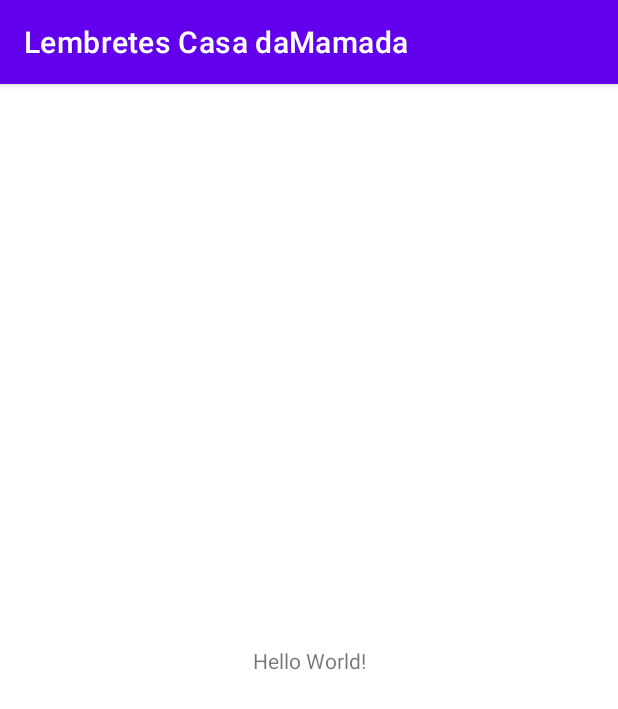
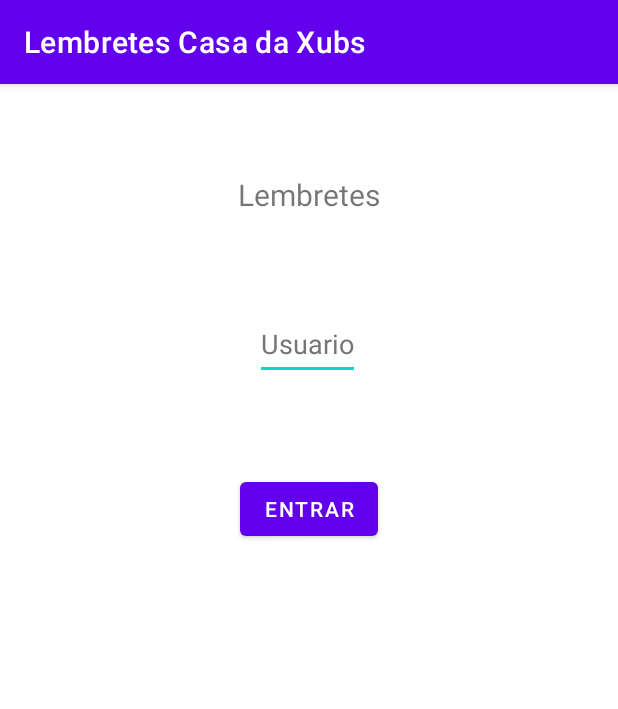
Before and after one commit to diogosm/devTitans-dsm, an Android app: the screen it shows after launch (MainActivity), on a phone screen of 412 x 824 dp. Shown: the top 709 px of the screen. Run offline under Robolectric (Android 15) with nearby library versions, the phone set to English and light mode, and no system bars.

Commit message:
Lab 6 - Etapas obrigatorias

```diff
--- a/LembretesCasadaMamada/app/src/main/AndroidManifest.xml
+++ b/LembretesCasadaMamada/app/src/main/AndroidManifest.xml
@@ -14,6 +14,9 @@
         android:theme="@style/Theme.LembretesCasaDaMamada"
         tools:targetApi="31">
         <activity
+            android:name=".TelaLembrete"
+            android:exported="false" />
+        <activity
             android:name=".MainActivity"
             android:exported="true">
             <intent-filter>
--- a/LembretesCasadaMamada/app/src/main/java/com/example/lembretescasadamamada/MainActivity.java
+++ b/LembretesCasadaMamada/app/src/main/java/com/example/lembretescasadamamada/MainActivity.java
@@ -2,13 +2,46 @@ package com.example.lembretescasadamamada;
 
 import androidx.appcompat.app.AppCompatActivity;
 
+import android.content.Intent;
 import android.os.Bundle;
+import android.view.View;
+import android.widget.Button;
+import android.widget.EditText;
+import android.widget.TextView;
 
 public class MainActivity extends AppCompatActivity {
+
+    private Button botaoEntrar;
+    private EditText caixaNome;
 
     @Override
     protected void onCreate(Bundle savedInstanceState) {
         super.onCreate(savedInstanceState);
         setContentView(R.layout.activity_main);
+
+        this.setBotaoEntrar(findViewById(R.id.botaoEntrar));
+        this.setCaixaNome(findViewById(R.id.caixaNome));
+    }
+
+    public Button getBotaoEntrar() {
+        return botaoEntrar;
+    }
+
+    public void setBotaoEntrar(Button botaoEntrar) {
+        this.botaoEntrar = botaoEntrar;
+    }
+
+    public EditText getCaixaNome() {
+        return caixaNome;
+    }
+
+    public void setCaixaNome(EditText caixaNome) {
+        this.caixaNome = caixaNome;
+    }
+
+    public void entrarApp(View view){
+        Intent nextActivity = new Intent(MainActivity.this, TelaLembrete.class);
+        nextActivity.putExtra("nomeUsuario", getCaixaNome().getText().toString());
+        startActivity(nextActivity);
     }
 }
--- a/LembretesCasadaMamada/app/src/main/res/layout/activity_main.xml
+++ b/LembretesCasadaMamada/app/src/main/res/layout/activity_main.xml
@@ -7,12 +7,43 @@
     tools:context=".MainActivity">
 
     <TextView
+        android:id="@+id/tituloInicio"
         android:layout_width="wrap_content"
         android:layout_height="wrap_content"
-        android:text="Hello World!"
+        android:text="@string/lembretes"
+        android:textSize="20sp"
         app:layout_constraintBottom_toBottomOf="parent"
         app:layout_constraintEnd_toEndOf="parent"
         app:layout_constraintStart_toStartOf="parent"
-        app:layout_constraintTop_toTopOf="parent" />
+        app:layout_constraintTop_toTopOf="parent"
+        app:layout_constraintVertical_bias="0.081" />
+
+    <EditText
+        android:id="@+id/caixaNome"
+        android:layout_width="wrap_content"
+        android:layout_height="wrap_content"
+        android:hint="@string/usuario"
+        android:inputType="text"
+        android:minHeight="48dp"
+        android:textColorHint="#757575"
+        app:layout_constraintBottom_toTopOf="@+id/botaoEntrar"
+        app:layout_constraintEnd_toEndOf="parent"
+        app:layout_constraintHorizontal_bias="0.498"
+        app:layout_constraintStart_toStartOf="parent"
+        app:layout_constraintTop_toBottomOf="@+id/tituloInicio"
+        android:autofillHints="" />
+
+    <Button
+        android:id="@+id/botaoEntrar"
+        android:layout_width="wrap_content"
+        android:layout_height="wrap_content"
+        android:onClick="entrarApp"
+        android:text="@string/entrar"
+        app:layout_constraintBottom_toBottomOf="parent"
+        app:layout_constraintEnd_toEndOf="parent"
+        app:layout_constraintStart_toStartOf="parent"
+        app:layout_constraintTop_toTopOf="parent"
+        app:layout_constraintVertical_bias="0.36"
+        tools:ignore="UsingOnClickInXml" />
 
 </androidx.constraintlayout.widget.ConstraintLayout>
--- /dev/null
+++ b/LembretesCasadaMamada/app/src/main/res/values-night/strings.xml
@@ -0,0 +1,4 @@
+<?xml version="1.0" encoding="utf-8"?>
+<resources>
+    <string name="lembretes">Lembretes</string>
+</resources>
--- a/LembretesCasadaMamada/app/src/main/res/values/strings.xml
+++ b/LembretesCasadaMamada/app/src/main/res/values/strings.xml
@@ -1,3 +1,11 @@
 <resources>
-    <string name="app_name">Lembretes Casa daMamada</string>
+    <string name="app_name">Lembretes Casa da Xubs</string>
+    <string name="lembretes">Lembretes</string>
+    <string name="lembrete">Lembrete</string>
+    <string name="entrar">Entrar</string>
+    <string name="usuario">Usuario</string>
+    <string name="textview">TextView</string>
+    <string name="salvar">Salvar</string>
+    <string name="escreva_aqui_o_seu_lembrete">Escreva aqui o seu lembrete</string>
+    <string name="apagar">Apagar?</string>
 </resources>
```
Also changed, not shown: LembretesCasadaMamada/app/src/main/java/com/example/lembretescasadamamada/TelaLembrete.java (added, +14 -0 lines), LembretesCasadaMamada/app/src/main/res/layout/activity_tela_lembrete.xml (added, +73 -0 lines).
